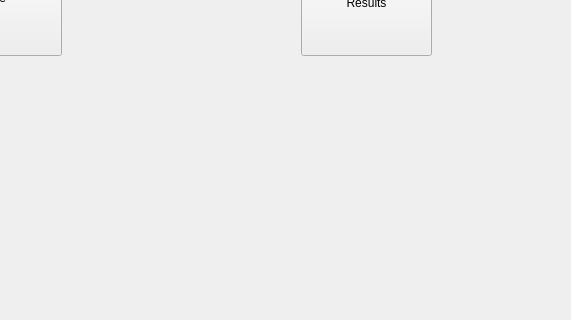
Old version of the form src/transonic/Windows/App.ui in the repository matmulmiller/TRANSONIC; both pictures show x 229 to 800 and y 165 to 485 of the 800 by 600 pixel window.
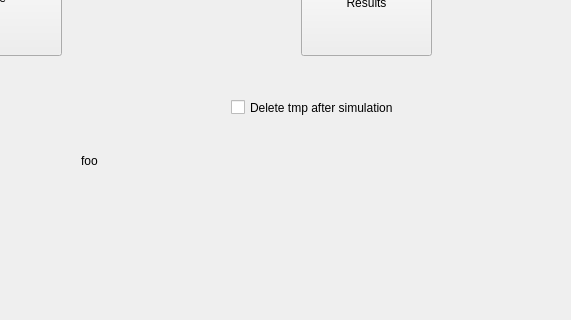
New version of the form.

The edit to the form file:
```diff
--- a/src/transonic/Windows/App.ui
+++ b/src/transonic/Windows/App.ui
@@ -10,6 +10,12 @@
     <height>600</height>
    </rect>
   </property>
+  <property name="sizePolicy">
+   <sizepolicy hsizetype="Preferred" vsizetype="Preferred">
+    <horstretch>0</horstretch>
+    <verstretch>0</verstretch>
+   </sizepolicy>
+  </property>
   <property name="windowTitle">
    <string>MainWindow</string>
   </property>
@@ -55,6 +61,47 @@
 Results</string>
     </property>
    </widget>
+   <widget class="QLabel" name="completion_label">
+    <property name="geometry">
+     <rect>
+      <x>310</x>
+      <y>260</y>
+      <width>141</width>
+      <height>131</height>
+     </rect>
+    </property>
+    <property name="sizePolicy">
+     <sizepolicy hsizetype="Preferred" vsizetype="Preferred">
+      <horstretch>0</horstretch>
+      <verstretch>0</verstretch>
+     </sizepolicy>
+    </property>
+    <property name="autoFillBackground">
+     <bool>false</bool>
+    </property>
+    <property name="text">
+     <string>foo</string>
+    </property>
+    <property name="scaledContents">
+     <bool>false</bool>
+    </property>
+   </widget>
+   <widget class="QCheckBox" name="del_after_run">
+    <property name="geometry">
+     <rect>
+      <x>460</x>
+      <y>260</y>
+      <width>261</width>
+      <height>25</height>
+     </rect>
+    </property>
+    <property name="text">
+     <string>Delete tmp after simulation</string>
+    </property>
+    <property name="checked">
+     <bool>false</bool>
+    </property>
+   </widget>
   </widget>
   <widget class="QMenuBar" name="menubar">
    <property name="geometry">
```
